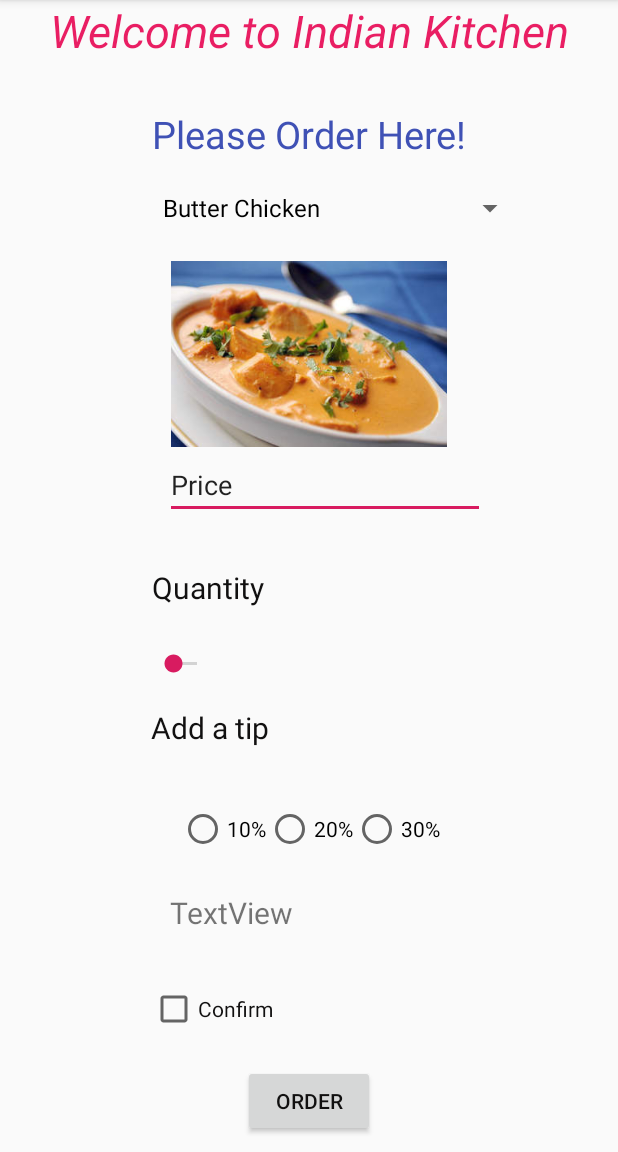
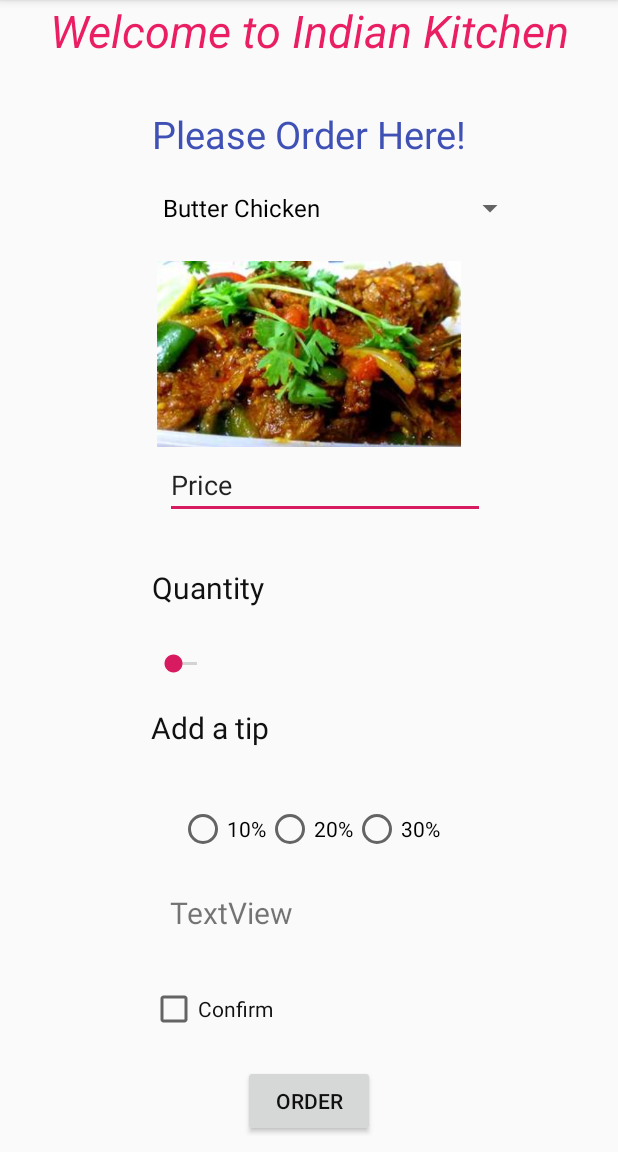
Before and after one commit to jagseersran/Assignment, an Android app: the screen it shows after launch (MainActivity), on a phone screen of 412 x 824 dp, the part 84-1236 px from its top. Run offline under Robolectric (Android 15) with nearby library versions, the phone set to English and light mode, and no system bars; 1 statement that could not run was skipped.

Commit message:
Assignment2

```diff
--- a/app/src/main/res/layout/activity_main.xml
+++ b/app/src/main/res/layout/activity_main.xml
@@ -153,13 +153,13 @@
         android:layout_marginBottom="67dp"
         android:text="Confirm"
         android:textColor="#111010"
-        app:layout_constraintBottom_toBottomOf="@+id/buttionOrder"
+        app:layout_constraintBottom_toBottomOf="@+id/buttonOrder"
         app:layout_constraintStart_toStartOf="parent"
         app:layout_constraintTop_toBottomOf="@+id/textTot"
         app:layout_constraintVertical_bias="0.0" />
 
     <Button
-        android:id="@+id/buttionOrder"
+        android:id="@+id/buttonOrder"
         android:layout_width="wrap_content"
         android:layout_height="wrap_content"
         android:layout_marginTop="88dp"
```
Also changed, not shown: app/src/main/java/com/example/ass2/MainActivity.java (+39 -12 lines), app/src/main/res/drawable-v24/burger.png (deleted), app/src/main/res/drawable-v24/hamburger.png (added), app/src/main/res/drawable/burger.png (deleted), app/src/main/res/drawable/hamburger.png (added).
